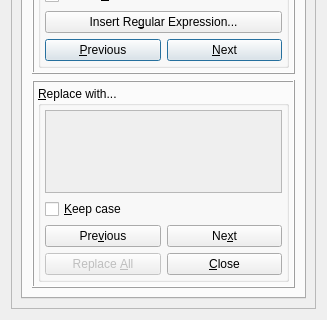
Old version of the form src/frontends/qt4/ui/FindAndReplaceUi.ui in the repository cburschka/lyx; both pictures show x 0 to 327 and y 203 to 523 of the 327 by 523 pixel window.
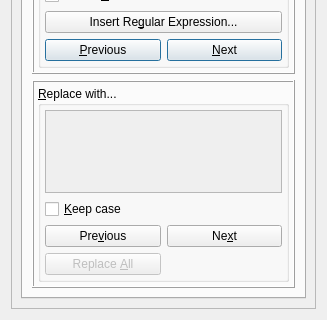
New version of the form. Custom widgets are drawn as their Qt base class.

Commit message: Removed redundant Close button (space may be useful for smth. else).

The edit to the form file:
```diff
--- a/src/frontends/qt4/ui/FindAndReplaceUi.ui
+++ b/src/frontends/qt4/ui/FindAndReplaceUi.ui
@@ -286,24 +286,6 @@
                    </property>
                   </widget>
                  </item>
-                 <item row="3" column="1">
-                  <widget class="QPushButton" name="closePB">
-                   <property name="sizePolicy">
-                    <sizepolicy>
-                     <hsizetype>7</hsizetype>
-                     <vsizetype>1</vsizetype>
-                     <horstretch>1</horstretch>
-                     <verstretch>0</verstretch>
-                    </sizepolicy>
-                   </property>
-                   <property name="toolTip">
-                    <string>Close this panel</string>
-                   </property>
-                   <property name="text">
-                    <string>&amp;Close</string>
-                   </property>
-                  </widget>
-                 </item>
                 </layout>
                </widget>
               </item>
```
